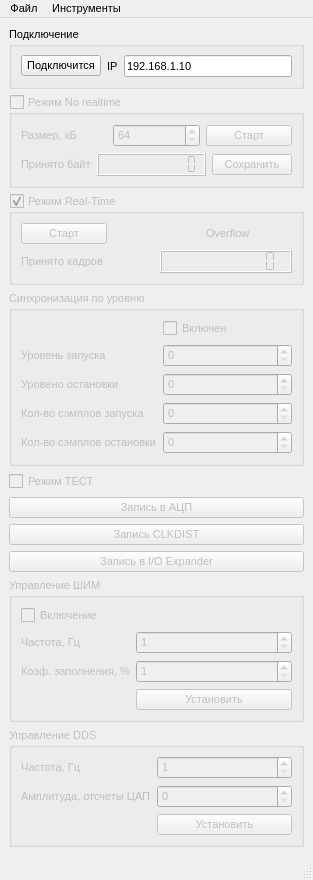
First picture: the form in mainwindow.ui, repository reffum/digitizer_pc, before the edit.
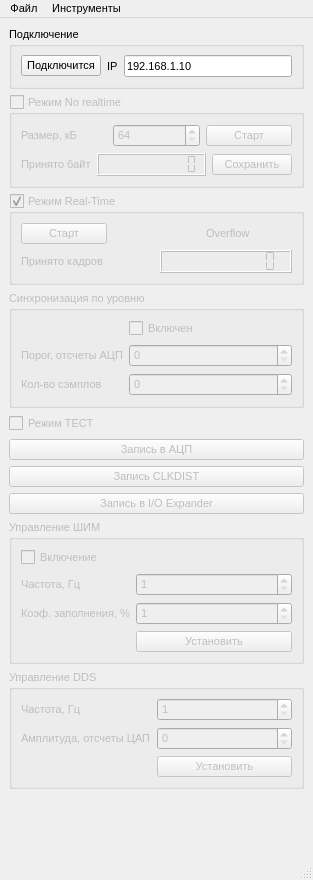
Second picture: the form after the edit. Icons and pictures are not drawn. Custom widgets are drawn as their Qt base class.

Patch:
```diff
--- a/mainwindow.ui
+++ b/mainwindow.ui
@@ -247,41 +247,6 @@
        <string>Синхронизация по уровню</string>
       </property>
       <layout class="QFormLayout" name="formLayout_3">
-       <item row="1" column="0">
-        <widget class="QLabel" name="label_9">
-         <property name="text">
-          <string>Уровень запуска</string>
-         </property>
-        </widget>
-       </item>
-       <item row="1" column="1">
-        <widget class="QSpinBox" name="levelSyncStartThr_spinBox">
-         <property name="maximum">
-          <number>65535</number>
-         </property>
-        </widget>
-       </item>
-       <item row="2" column="1">
-        <widget class="QSpinBox" name="levelSyncStopThr_spinBox">
-         <property name="maximum">
-          <number>65535</number>
-         </property>
-        </widget>
-       </item>
-       <item row="3" column="1">
-        <widget class="QSpinBox" name="levelSyncStartN_spinBox">
-         <property name="maximum">
-          <number>65535</number>
-         </property>
-        </widget>
-       </item>
-       <item row="4" column="1">
-        <widget class="QSpinBox" name="levelSyncStopN_spinBox">
-         <property name="maximum">
-          <number>65535</number>
-         </property>
-        </widget>
-       </item>
        <item row="0" column="1">
         <widget class="QCheckBox" name="levelSyncEnable_checkBox">
          <property name="text">
@@ -289,24 +254,31 @@
          </property>
         </widget>
        </item>
+       <item row="1" column="0">
+        <widget class="QLabel" name="label_9">
+         <property name="text">
+          <string>Порог, отсчеты АЦП</string>
+         </property>
+        </widget>
+       </item>
+       <item row="1" column="1">
+        <widget class="QSpinBox" name="levelSyncThr_spinBox">
+         <property name="maximum">
+          <number>65535</number>
+         </property>
+        </widget>
+       </item>
        <item row="2" column="0">
         <widget class="QLabel" name="label_10">
          <property name="text">
-          <string>Уровено остановки</string>
+          <string>Кол-во сэмплов</string>
          </property>
         </widget>
        </item>
-       <item row="3" column="0">
-        <widget class="QLabel" name="label_11">
-         <property name="text">
-          <string>Кол-во сэмплов запуска</string>
-         </property>
-        </widget>
-       </item>
-       <item row="4" column="0">
-        <widget class="QLabel" name="label_12">
-         <property name="text">
-          <string>Кол-во сэмплов остановки</string>
+       <item row="2" column="1">
+        <widget class="QSpinBox" name="levelSyncN_spinBox">
+         <property name="maximum">
+          <number>65535</number>
          </property>
         </widget>
        </item>
```
